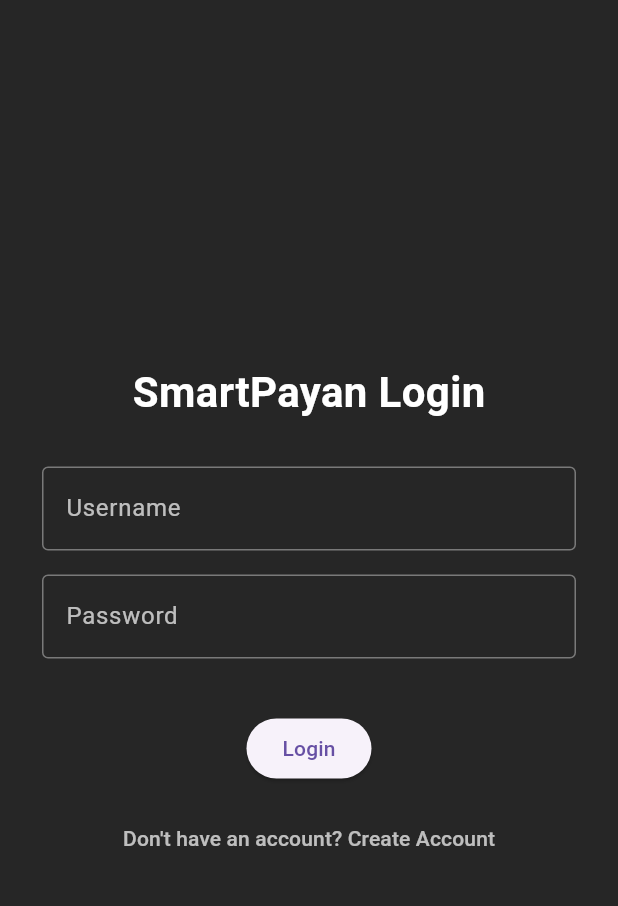
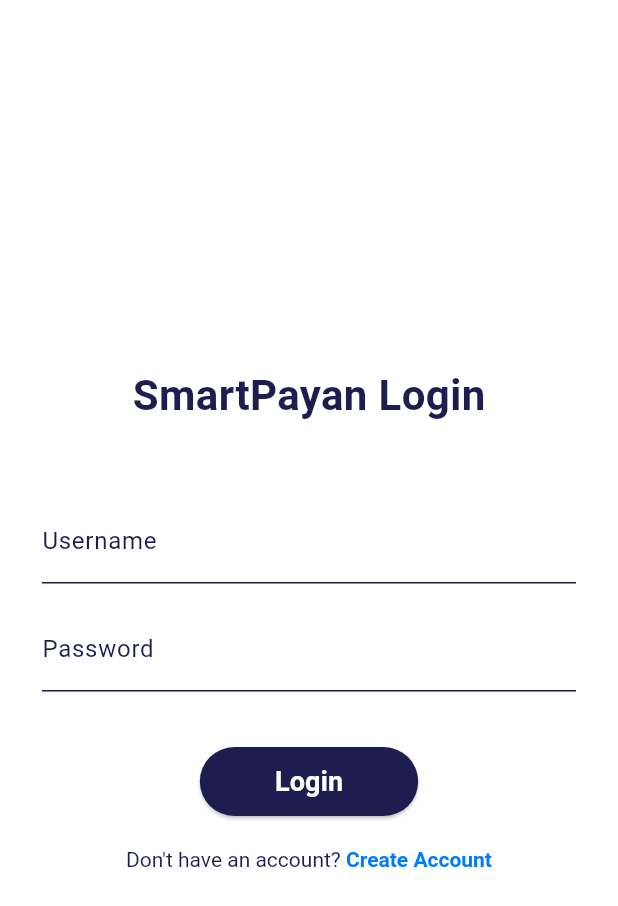
Before and after one commit to Deo118/smartpayan, a Flutter app: the screen it shows after launch, on a phone screen of 412 x 824 dp. Shown: the top 906 px of the screen. Run offline on Flutter 3.47's test engine with Material 3 defaults, Android fonts, the phone set to English and light mode, and no system bars; our stand-ins replace cloud_firestore, firebase_core, firebase_database; accounts and stored records are empty.

Commit message:
Updated LoginPage, CreateAccountPage, and SetupDevicePage Visuals.

```diff
--- a/lib/pages/login_page.dart
+++ b/lib/pages/login_page.dart
@@ -1,5 +1,6 @@
 import 'package:flutter/material.dart';
 import 'package:cloud_firestore/cloud_firestore.dart';
+import 'package:flutter/gestures.dart';
 
 class LoginPage extends StatefulWidget {
   const LoginPage({super.key});
@@ -12,8 +13,27 @@
   final TextEditingController usernameController = TextEditingController();
   final TextEditingController passwordController = TextEditingController();
 
+  late TapGestureRecognizer _createAccountTap;
+
   bool loading = false;
   String errorMessage = "";
+
+  @override
+  void initState() {
+    super.initState();
+    _createAccountTap = TapGestureRecognizer()
+      ..onTap = () {
+        Navigator.pushNamed(context, '/create-account');
+      };
+  }
+
+  @override
+  void dispose() {
+    usernameController.dispose();
+    passwordController.dispose();
+    _createAccountTap.dispose();
+    super.dispose();
+  }
 
   Future<void> loginUser() async {
     setState(() {
@@ -32,7 +52,6 @@
       return;
     }
 
-    // Query Firestore for username & password
     final result = await FirebaseFirestore.instance
         .collection('users')
         .where('username', isEqualTo: username)
@@ -57,7 +76,7 @@
   @override
   Widget build(BuildContext context) {
     return Scaffold(
-      backgroundColor: Colors.black.withOpacity(0.85),
+      backgroundColor: Colors.white,
       body: Padding(
         padding: const EdgeInsets.all(28),
         child: Column(
@@ -67,50 +86,71 @@
               "SmartPayan Login",
               style: TextStyle(
                 fontSize: 28,
-                color: Colors.white,
+                color: Color(0xFF1e1d50),
                 fontWeight: FontWeight.bold,
               ),
             ),
-            const SizedBox(height: 30),
+            const SizedBox(height: 50),
 
             TextField(
               controller: usernameController,
               decoration: _inputStyle("Username"),
-              style: const TextStyle(color: Colors.white),
+              style: const TextStyle(color: Color(0xFF1e1d50)),
             ),
             const SizedBox(height: 16),
 
             TextField(
               controller: passwordController,
               decoration: _inputStyle("Password"),
-              style: const TextStyle(color: Colors.white),
+              style: const TextStyle(color: Color(0xFF1e1d50)),
               obscureText: true,
             ),
             const SizedBox(height: 16),
 
             if (errorMessage.isNotEmpty)
-              Text(errorMessage,
-                  style: const TextStyle(color: Colors.redAccent)),
+              Text(
+                errorMessage,
+                style: const TextStyle(color: Colors.redAccent),
+              ),
 
             const SizedBox(height: 20),
 
             ElevatedButton(
               onPressed: loading ? null : loginUser,
+              style: ElevatedButton.styleFrom(
+                backgroundColor: const Color(0xFF1e1d50),
+                foregroundColor: Colors.white,
+                padding: const EdgeInsets.symmetric(
+                  horizontal: 50,
+                  vertical: 10,
+                ),
+                shape: RoundedRectangleBorder(
+                  borderRadius: BorderRadius.circular(25),
+                ),
+              ),
               child: loading
                   ? const CircularProgressIndicator(color: Colors.white)
-                  : const Text("Login"),
+                  : const Text("Login", style: TextStyle(fontSize: 18, fontWeight: FontWeight.bold)),
             ),
+            const SizedBox(height: 20),
 
-            const SizedBox(height: 12),
-
-            TextButton(
-              onPressed: () {
-                // Only navigate to Create Account page
-                Navigator.pushNamed(context, '/create-account');
-              },
-              child: const Text(
-                "Don't have an account? Create Account",
-                style: TextStyle(color: Colors.white70),
+            RichText(
+              text: TextSpan(
+                text: "Don't have an account? ",
+                style: const TextStyle(
+                  color: Color(0xFF1e1d50),
+                  fontSize: 14,
+                ),
+                children: [
+                  TextSpan(
+                    text: "Create Account",
+                    style: const TextStyle(
+                      color: Color(0xFF007BFF),
+                      fontWeight: FontWeight.bold,
+                    ),
+                    recognizer: _createAccountTap,
+                  ),
+                ],
               ),
             ),
           ],
@@ -122,12 +162,12 @@
   InputDecoration _inputStyle(String label) {
     return InputDecoration(
       labelText: label,
-      labelStyle: const TextStyle(color: Colors.white70),
-      enabledBorder: OutlineInputBorder(
-        borderSide: const BorderSide(color: Colors.white38),
+      labelStyle: const TextStyle(color: Color(0xFF1e1d50)),
+      enabledBorder: UnderlineInputBorder(
+        borderSide: const BorderSide(color: Color(0xFF1e1d50)),
       ),
-      focusedBorder: OutlineInputBorder(
-        borderSide: const BorderSide(color: Colors.greenAccent),
+      focusedBorder: UnderlineInputBorder(
+        borderSide: const BorderSide(color: Colors.blueAccent),
       ),
     );
   }
```
Also changed, not shown: lib/main.dart (+5 -3 lines), lib/pages/create_account.dart (+41 -19 lines), lib/pages/dashboard_page.dart (+4 -4 lines), lib/pages/setup_device.dart (+55 -27 lines), lib/widgets/back_button.dart (added, +27 -0 lines).
